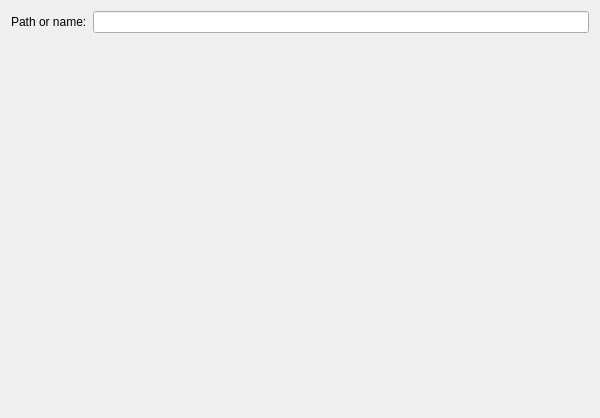
Qt form kdeintegration/executeplasmoid/plasmoidexecutionconfig.ui (KDE/kdevelop) before a commit.
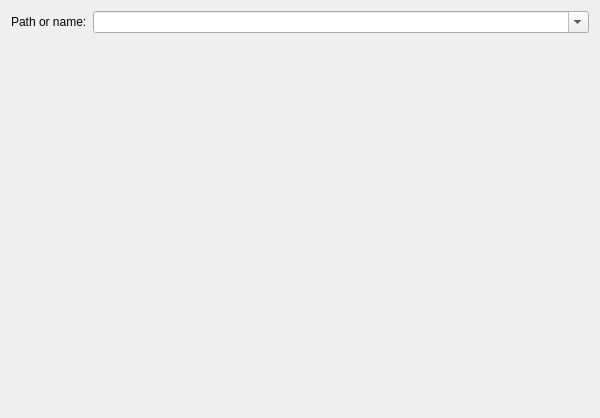
The same form after that commit. Custom widgets are drawn as their Qt base class.

Commit message: in the config dialog, get hints for all the installed plasmoids to be run

The edit to the form file:
```diff
--- a/kdeintegration/executeplasmoid/plasmoidexecutionconfig.ui
+++ b/kdeintegration/executeplasmoid/plasmoidexecutionconfig.ui
@@ -11,9 +11,6 @@
    </rect>
   </property>
   <layout class="QFormLayout" name="formLayout">
-   <item row="0" column="1">
-    <widget class="KLineEdit" name="identifier"/>
-   </item>
    <item row="0" column="0">
     <widget class="QLabel" name="label">
      <property name="text">
@@ -21,15 +18,21 @@
      </property>
     </widget>
    </item>
+   <item row="0" column="1">
+    <widget class="QComboBox" name="identifier">
+     <property name="sizePolicy">
+      <sizepolicy hsizetype="Expanding" vsizetype="Fixed">
+       <horstretch>0</horstretch>
+       <verstretch>0</verstretch>
+      </sizepolicy>
+     </property>
+     <property name="editable">
+      <bool>true</bool>
+     </property>
+    </widget>
+   </item>
   </layout>
  </widget>
- <customwidgets>
-  <customwidget>
-   <class>KLineEdit</class>
-   <extends>QLineEdit</extends>
-   <header>klineedit.h</header>
-  </customwidget>
- </customwidgets>
  <resources/>
  <connections/>
 </ui>
```
The commit also changes 1 other file.
